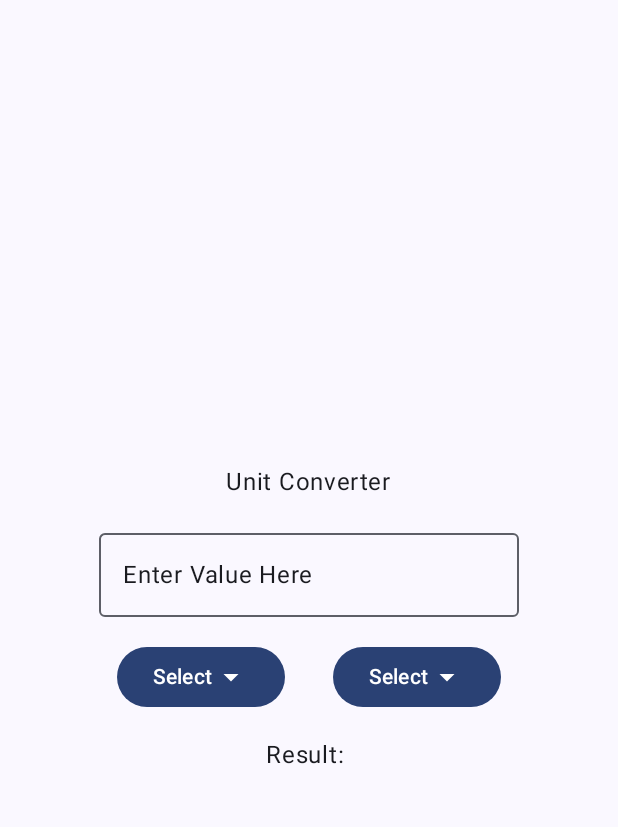
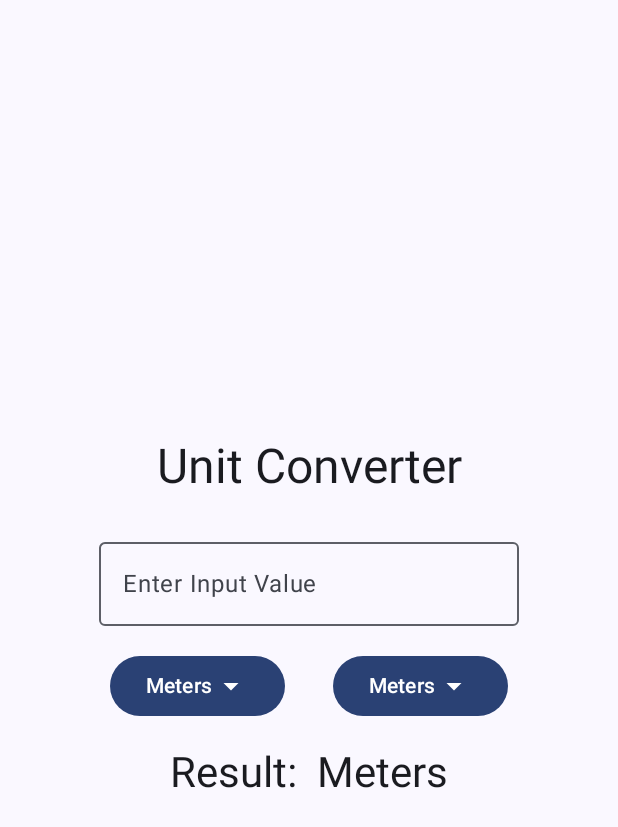
Before and after one commit to ShubhamSingh004/Unit-Converter-App, an Android app built with Jetpack Compose: the screen it shows after launch (MainActivity), on a phone screen of 412 x 824 dp. Shown: the top 827 px of the screen. Run offline under Robolectric (Android 15) with nearby library versions, the phone set to English and light mode, and no system bars.

```diff
--- a/app/src/main/java/com/example/unitconverter/MainActivity.kt
+++ b/app/src/main/java/com/example/unitconverter/MainActivity.kt
@@ -30,9 +30,15 @@ import androidx.compose.material3.DropdownMenu
 import androidx.compose.material3.DropdownMenuItem
 import androidx.compose.material3.Icon
 import androidx.compose.material3.OutlinedTextField
+import androidx.compose.runtime.getValue
+import androidx.compose.runtime.mutableStateOf
+import androidx.compose.runtime.remember
+import androidx.compose.runtime.setValue
 import androidx.compose.ui.Alignment
 import androidx.compose.ui.platform.LocalContext
 import java.nio.file.WatchEvent
+import kotlin.math.roundToInt
+import kotlin.reflect.typeOf
 
 class MainActivity : ComponentActivity() {
     override fun onCreate(savedInstanceState: Bundle?) {
@@ -54,7 +60,26 @@ class MainActivity : ComponentActivity() {
 }
 
 @Composable
-fun UnitConverter(paddingValues: PaddingValues) { // ✅ accept padding
+fun UnitConverter(paddingValues: PaddingValues) {
+    var inputValue by remember { mutableStateOf("") }
+    var inputUnit by remember { mutableStateOf("Meters") }
+    var outputValue by remember { mutableStateOf("") }
+    var outputUnit by remember { mutableStateOf("Meters") }
+    var iExpanded by remember { mutableStateOf(false) } // input expanded
+    var oExpanded by remember { mutableStateOf(false) } // output expanded
+    var conversionFactor= remember { mutableStateOf(1.00) }
+    var oConversionFactor= remember { mutableStateOf(1.00) }
+    var result by remember { mutableStateOf(0.0) }
+
+
+    fun convertUnit(){
+        // ?: Elvis Operator
+        val inputUnitDouble = inputValue.toDoubleOrNull() ?: 0.0
+        result = (inputUnitDouble * conversionFactor.value * 100.0 / oConversionFactor.value).roundToInt()/100.0
+        outputValue = result.toString()
+    }
+
+
     Column(
         modifier = Modifier
             .fillMaxSize()
@@ -63,17 +88,28 @@ fun UnitConverter(paddingValues: PaddingValues) { // ✅ accept padding
         verticalArrangement = Arrangement.Center,
         horizontalAlignment = Alignment.CenterHorizontally
     ) {
-        Text("Unit Converter")
+        Text("Unit Converter",
+            style = MaterialTheme.typography.headlineLarge)
         Spacer(modifier = Modifier.height(22.dp))
-        OutlinedTextField(value = "Enter Value Here", onValueChange = {
+        OutlinedTextField(
+            value = inputValue,
+            onValueChange = {
+                inputValue = it
+                convertUnit()
+        },
+            label = {Text("Enter Input Value")}
 
-        })
+        )
         Spacer(modifier = Modifier.height(16.dp))
 
         Row() {
             Box {
-                Button(onClick = {}) {
-                    Text("Select")
+                // input dropdown button
+                Button(
+                    onClick = {
+                        iExpanded = !iExpanded
+                    }) {
+                    Text(inputUnit)
                     Icon(
                         imageVector = Icons.Default.ArrowDropDown,
                         contentDescription = "Drop Down"
@@ -81,27 +117,60 @@ fun UnitConverter(paddingValues: PaddingValues) { // ✅ accept padding
 
                 }
 
-                DropdownMenu(expanded = false, onDismissRequest = {}) {
+                DropdownMenu(
+                    expanded = iExpanded,
+                    onDismissRequest = {
+                        iExpanded = false
+                    }) {
                     DropdownMenuItem(
                         text = {Text("Centimeters")},
-                        onClick = {}
+                        onClick = {
+                            iExpanded = false
+                            inputUnit = "Centimeters"
+                            conversionFactor.value = 0.01
+                            convertUnit()
+                        }
                     )
 
                     DropdownMenuItem(
                         text = {Text("Meters")},
-                        onClick = {}
+                        onClick = {
+                            iExpanded = false
+                            inputUnit = "Meters"
+                            conversionFactor.value = 1.0
+                            convertUnit()
+                        }
                     )
 
                     DropdownMenuItem(
                         text = {Text("Feet")},
-                        onClick = {}
+                        onClick = {
+                            iExpanded = false
+                            inputUnit = "Feet"
+                            conversionFactor.value = 0.3048
+                            convertUnit()
+                        }
+                    )
+
+                    DropdownMenuItem(
+                        text = {Text("Millimeters")},
+                        onClick = {
+                            iExpanded = false
+                            inputUnit = "Millimeters"
+                            conversionFactor.value = 0.001
+                            convertUnit()
+                        }
                     )
                 }
             }
             Spacer(modifier = Modifier.padding(16.dp))
             Box {
-                Button(onClick = {}) {
-                    Text("Select")
+                // output dropdown button
+                Button(
+                    onClick = {
+                        oExpanded = !oExpanded
+                    }) {
+                    Text(outputUnit)
                     Icon(
                         imageVector = Icons.Default.ArrowDropDown,
                         contentDescription = "Drop Down"
@@ -109,20 +178,49 @@ fun UnitConverter(paddingValues: PaddingValues) { // ✅ accept padding
 
                 }
 
-                DropdownMenu(expanded = false, onDismissRequest = {}) {
+                DropdownMenu(
+                    expanded = oExpanded,
+                    onDismissRequest = {
+                        oExpanded = false
+                    }) {
                     DropdownMenuItem(
                         text = {Text("Centimeters")},
-                        onClick = {}
+                        onClick = {
+                            oExpanded = false
+                            outputUnit = "Centimeters"
+                            oConversionFactor.value = 0.01
+                            convertUnit()
+                        }
                     )
 
                     DropdownMenuItem(
                         text = {Text("Meters")},
-                        onClick = {}
+                        onClick = {
+                            oExpanded = false
+                            outputUnit = "Meters"
+                            oConversionFactor.value = 1.00
+                            convertUnit()
+                        }
                     )
 
                     DropdownMenuItem(
                         text = {Text("Feet")},
-                        onClick = {}
+                        onClick = {
+                            oExpanded = false
+                            outputUnit = "Feet"
+                            oConversionFactor.value = 0.3048
+                            convertUnit()
+                        }
+                    )
+
+                    DropdownMenuItem(
+                        text = {Text("Millimeters")},
+                        onClick = {
+                            oExpanded = false
+                            outputUnit = "Millimeters"
+                            oConversionFactor.value = 0.001
+                            convertUnit()
+                        }
                     )
                 }
 
@@ -130,7 +228,8 @@ fun UnitConverter(paddingValues: PaddingValues) { // ✅ accept padding
         }
         Spacer(modifier = Modifier.height(16.dp))
 
-        Text("Result: ")
+        Text("Result: $outputValue $outputUnit",
+            style = MaterialTheme.typography.headlineMedium)
     }
 }
 
```
